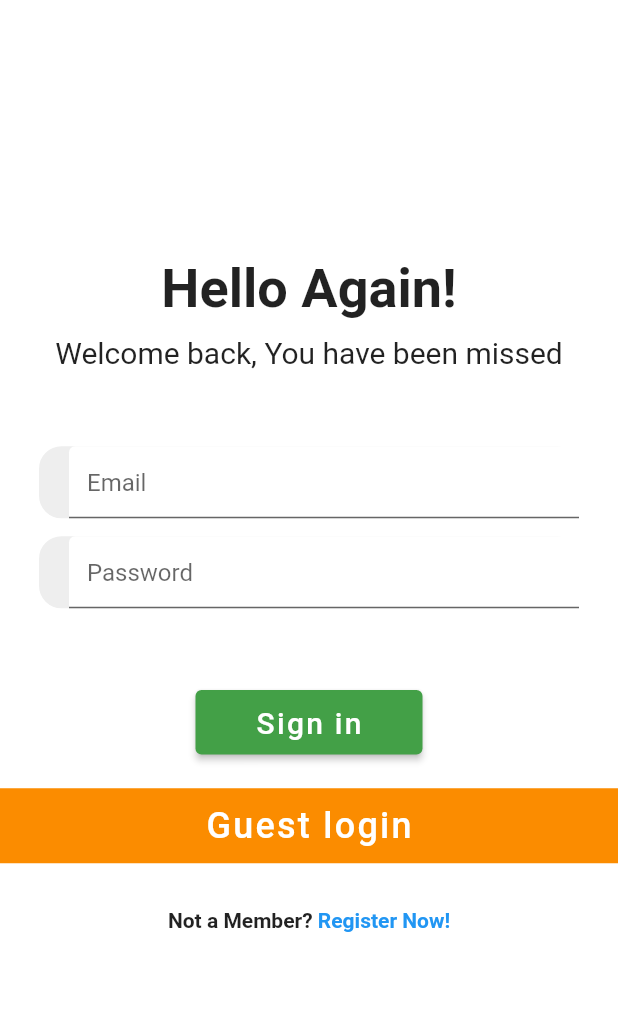
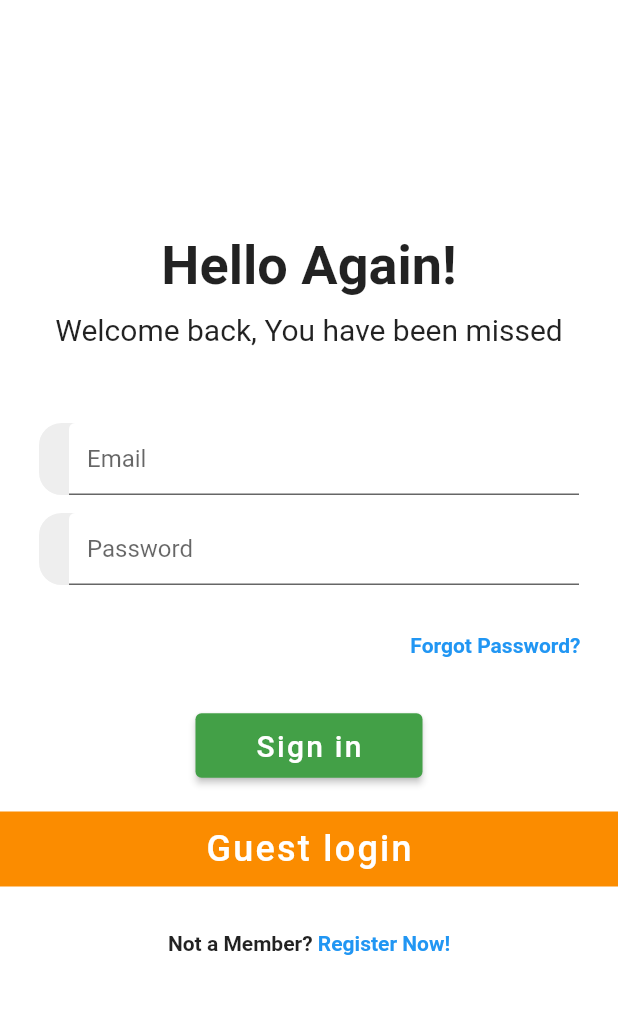
Before and after one commit to abhishekpatelmc/ECOSIA, a Flutter app: the LoginPage screen opened directly with empty values, on a phone screen of 412 x 824 dp, the part 84-1098 px from its top. Run offline on Flutter 3.47's test engine with Material 2 defaults, Android fonts, the phone set to English and light mode, and no system bars; our stand-ins replace carousel_slider, cloud_firestore, firebase_auth, firebase_core, flutter_spinkit, url_launcher_web; missing offline and left inert: cloud_firestore_web, firebase_auth_web, firebase_core_web; accounts and stored records are empty; network calls fail.

Commit message:
adding forgot password screen

```diff
--- a/lib/screens/home/LoginPage/login_page.dart
+++ b/lib/screens/home/LoginPage/login_page.dart
@@ -3,13 +3,14 @@
 // import 'package:ecosia/screens/authenticate/sign_in.dart';
 import 'package:flutter/material.dart';
 import 'package:flutter_spinkit/flutter_spinkit.dart';
+import 'forgot_password.dart';
 
 import '../../../services/auth.dart';
 // import '../../authenticate/authenticate.dart';
 import '../../authenticate/register.dart';
 import '../informativepg/informativepage.dart';
 
-class LoginPage extends StatefulWidget{
+class LoginPage extends StatefulWidget {
   // const LoginPage({Key? key}) : super(key: key);
   final Function toggelView;
   LoginPage({required this.toggelView});
@@ -25,7 +26,6 @@ class _LoginPageState extends State<LoginPage> {
     setState(() => showSgnIn = !showSgnIn);
   }
 
-
   final AuthService _auth = AuthService();
   final _formKey = GlobalKey<FormState>();
   bool loading = false;
@@ -35,7 +35,7 @@ class _LoginPageState extends State<LoginPage> {
   String error = '';
 
   @override
-  Widget build(BuildContext context){
+  Widget build(BuildContext context) {
     return loading
         ? const Loading()
         : Scaffold(
@@ -69,23 +69,31 @@ class _LoginPageState extends State<LoginPage> {
                     child: Column(
                       mainAxisAlignment: MainAxisAlignment.center,
                       children: [
-
-                SizedBox(height: 25,),
+                        SizedBox(
+                          height: 25,
+                        ),
 
                         //Hello, Again!
-              Text('Hello Again!',
-                style: TextStyle(fontSize: 36,fontWeight: FontWeight.bold),
+                        Text(
+                          'Hello Again!',
+                          style: TextStyle(
+                              fontSize: 36, fontWeight: FontWeight.bold),
                         ),
-              SizedBox(height: 10,),
-              Text('Welcome back, You have been missed',
+                        SizedBox(
+                          height: 10,
+                        ),
+                        Text(
+                          'Welcome back, You have been missed',
                           style: TextStyle(fontSize: 20),
                         ),
-              SizedBox(height: 50,),
-
+                        SizedBox(
+                          height: 50,
+                        ),
 
                         //Email TextField
                         Padding(
-                padding: const EdgeInsets.symmetric(horizontal: 25.0),
+                            padding:
+                                const EdgeInsets.symmetric(horizontal: 25.0),
                             child: Container(
                                 decoration: BoxDecoration(
                                   color: Colors.grey[200],
@@ -106,15 +114,15 @@ class _LoginPageState extends State<LoginPage> {
                                       setState(() => email = val);
                                     },
                                   ),
-                      )
-                  )
+                                ))),
+                        SizedBox(
+                          height: 10,
                         ),
-              SizedBox(height: 10,),
-
 
                         //Password TextField
                         Padding(
-                  padding: const EdgeInsets.symmetric(horizontal: 25.0),
+                            padding:
+                                const EdgeInsets.symmetric(horizontal: 25.0),
                             child: Container(
                                 decoration: BoxDecoration(
                                   color: Colors.grey[200],
@@ -137,10 +145,10 @@ class _LoginPageState extends State<LoginPage> {
                                       setState(() => password = val);
                                     },
                                   ),
-                      )
-                  )
+                                ))),
+                        SizedBox(
+                          height: 15,
                         ),
-              SizedBox(height: 15,),
 
                         Text(
                           error,
@@ -149,19 +157,48 @@ class _LoginPageState extends State<LoginPage> {
                             fontSize: 14.0,
                           ),
                         ),
+                        //Forgot password button
+                        Padding(
+                          padding: const EdgeInsets.symmetric(horizontal: 25.0),
+                          child: Row(
+                            mainAxisAlignment: MainAxisAlignment.end,
+                            children: [
+                              GestureDetector(
+                                onTap: () {
+                                  Navigator.push(
+                                    context,
+                                    MaterialPageRoute(
+                                      builder: (context) {
+                                        return ForgotPasswordPage();
+                                      },
+                                    ),
+                                  );
+                                },
+                                child: Text('Forgot Password?',
+                                    style: TextStyle(
+                                        color: Colors.blue,
+                                        fontWeight: FontWeight.bold)),
+                              ),
+                            ],
+                          ),
+                        ),
+
+                        SizedBox(
+                          height: 15,
+                        ),
                         //Sign in Button
                         Padding(
-                  padding: const EdgeInsets.symmetric(horizontal: 25.0),
+                            padding:
+                                const EdgeInsets.symmetric(horizontal: 25.0),
                             child: Container(
-                    padding: EdgeInsets.all(20.0 ),
+                              padding: EdgeInsets.all(20.0),
                               // decoration: BoxDecoration(color: Colors.green[300], borderRadius: BorderRadius.circular(12)),
-                    child:
-                    ElevatedButton(
+                              child: ElevatedButton(
                                 onPressed: () async {
                                   setState(() => loading = true);
                                   if (_formKey.currentState!.validate()) {
-                          dynamic result = await _auth.signInEmailPassword(
-                              email, password);
+                                    dynamic result = await _auth
+                                        .signInEmailPassword(email, password);
                                     if (result == null) {
                                       setState(() {
                                         error =
@@ -183,10 +220,8 @@ class _LoginPageState extends State<LoginPage> {
                                         fontWeight: FontWeight.w500)),
                                 child: const Text('Sign in'),
                               ),
-                  )
-              ),
+                            )),
                         InkWell(
-
                           onTap: () {
                             Navigator.of(context).push(
                               MaterialPageRoute(
@@ -203,28 +238,39 @@ class _LoginPageState extends State<LoginPage> {
                             child: const Center(
                               child: Text(
                                 'Guest login',
-                        style: TextStyle(fontSize: 24, color: Colors.white,letterSpacing: 1.5,fontWeight: FontWeight.w500),
+                                style: TextStyle(
+                                    fontSize: 24,
+                                    color: Colors.white,
+                                    letterSpacing: 1.5,
+                                    fontWeight: FontWeight.w500),
                               ),
                             ),
                           ),
                         ),
                         SizedBox(height: 30),
+
                         //Not a Member? Sign up Page
                         Row(
                             mainAxisAlignment: MainAxisAlignment.center,
                             children: [
-                  Text('Not a Member?', style: TextStyle(fontWeight: FontWeight.bold)),
-                new GestureDetector(
+                              Text('Not a Member?',
+                                  style:
+                                      TextStyle(fontWeight: FontWeight.bold)),
+                              GestureDetector(
                                 onTap: () {
-                    Navigator.pushAndRemoveUntil(context,
-                        MaterialPageRoute(builder: (context) => Register(toggelView: toggelView)),
+                                  Navigator.pushAndRemoveUntil(
+                                      context,
+                                      MaterialPageRoute(
+                                          builder: (context) =>
+                                              Register(toggelView: toggelView)),
                                       (Route<dynamic> route) => true);
                                 },
-                  child: new Text(' Register Now!',
-                      style: TextStyle(color: Colors.blue,fontWeight: FontWeight.bold)),
+                                child: Text(' Register Now!',
+                                    style: TextStyle(
+                                        color: Colors.blue,
+                                        fontWeight: FontWeight.bold)),
                               ),
-                ]
-              )
+                            ])
 
                         //       RichText(
                         //   text: TextSpan(
@@ -242,10 +288,10 @@ class _LoginPageState extends State<LoginPage> {
                         //     ],
                         //   ),
                         // ),
-            ],),
-          )
-          ),)
-        );
+                      ],
+                    ),
+                  )),
+            ));
   }
 }
 
```
Also changed, not shown: lib/screens/home/LoginPage/forgot_password.dart (added, +68 -0 lines), 4 other files. Lines whose indentation alone changed are shown as unchanged.
